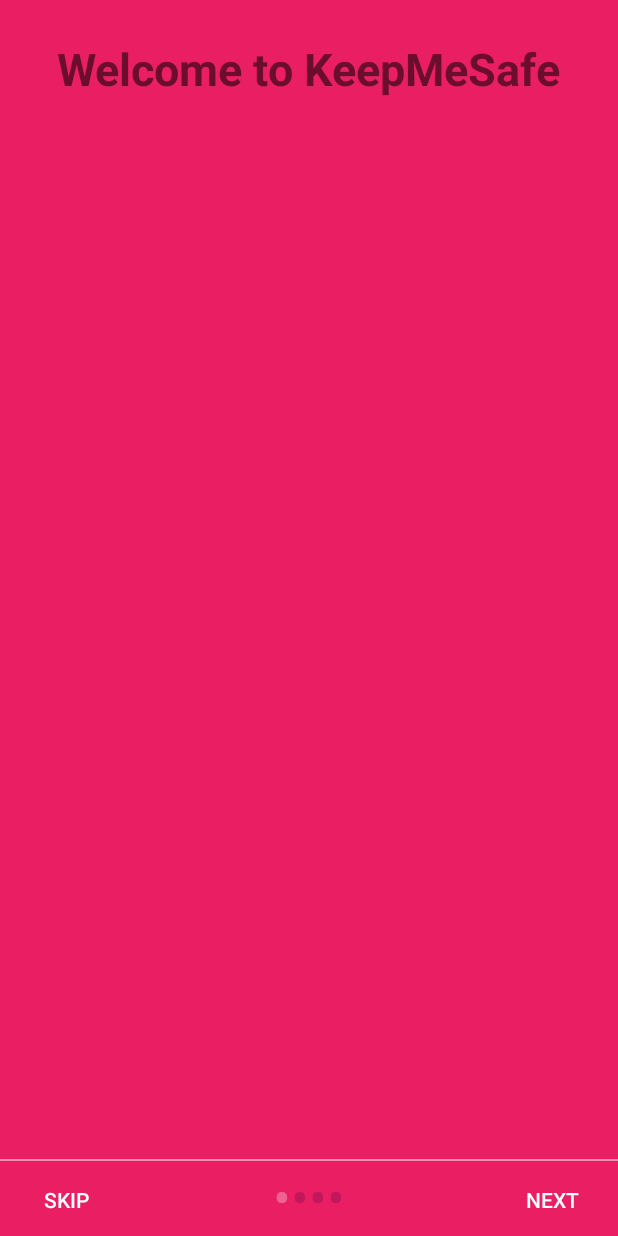
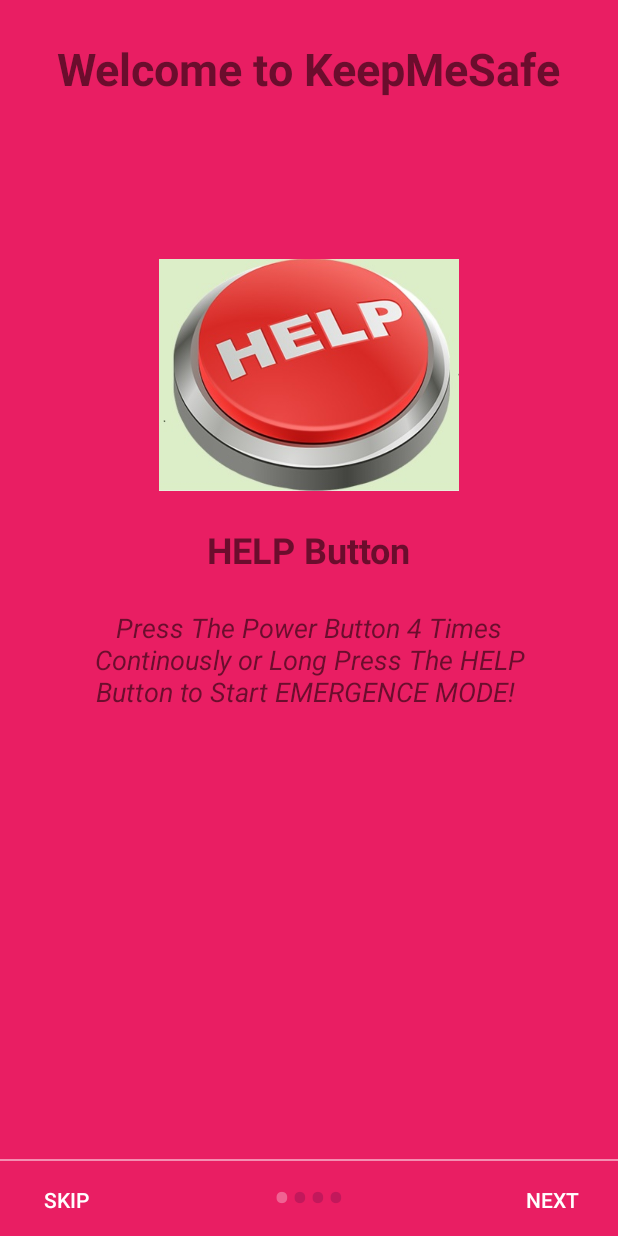
Before and after one commit to viveksvdy2014/KeepMeSafe, an Android app: the screen it shows after launch (Welcome_Activity), on a phone screen of 412 x 824 dp. Run offline under Robolectric (Android 15) with nearby library versions, the phone set to English and light mode, and no system bars.

Commit message:
Added power button shortcut

```diff
--- a/app/src/main/java/com/speedyapps/keepyousafe/MainActivity.java
+++ b/app/src/main/java/com/speedyapps/keepyousafe/MainActivity.java
@@ -41,6 +41,8 @@ public class MainActivity extends AppCompatActivity {
         super.onCreate(savedInstanceState);
         setContentView(R.layout.activity_main);
         maps=new MapsActivity();
+        Intent power_service = new Intent(MainActivity.this,PowerButtonReceiver.class);
+        startService(power_service);
         firsttime = this.getSharedPreferences("firsttimecheck",MODE_PRIVATE);
         SharedPreferences.Editor editor = firsttime.edit();
         settings=getSharedPreferences("settings",MODE_PRIVATE);
@@ -63,6 +65,7 @@ public class MainActivity extends AppCompatActivity {
         ImageButton help = (ImageButton)findViewById(R.id.helpButton);
         help.setOnLongClickListener(new View.OnLongClickListener(){
             public boolean onLongClick(View v){
+                intent.putExtra("context","0");
                 backCount=0;
                 startActivity(intent);
                 finish();
--- a/app/src/main/java/com/speedyapps/keepyousafe/MapsActivity.java
+++ b/app/src/main/java/com/speedyapps/keepyousafe/MapsActivity.java
@@ -86,6 +86,7 @@ public class MapsActivity extends FragmentActivity implements OnMapReadyCallback
     public void onBackPressed() {
         Intent main = new Intent(MapsActivity.this,MainActivity.class);
         startActivity(main);
+        finish();
     }
 
 
--- a/app/src/main/res/layout/welcome_side1.xml
+++ b/app/src/main/res/layout/welcome_side1.xml
@@ -1,5 +1,6 @@
 <?xml version="1.0" encoding="utf-8"?>
 <RelativeLayout xmlns:android="http://schemas.android.com/apk/res/android"
+    xmlns:app="http://schemas.android.com/apk/res-auto"
     android:orientation="vertical" android:layout_width="match_parent"
     android:background="@color/bg_screen1"
     android:layout_height="match_parent">
@@ -16,4 +17,35 @@
         android:textStyle="bold"
         android:layout_alignParentTop="true"
         android:layout_centerHorizontal="true" />
+
+    <ImageView
+        android:id="@+id/imageView7"
+        android:layout_width="200dp"
+        android:layout_height="200dp"
+        android:src="@drawable/help3"
+        android:layout_below="@+id/textView4"
+        android:layout_centerHorizontal="true"
+        android:layout_marginTop="84dp" />
+
+    <TextView
+        android:id="@+id/textView13"
+        android:layout_width="wrap_content"
+        android:layout_height="wrap_content"
+        android:layout_below="@+id/imageView7"
+        android:layout_centerHorizontal="true"
+        android:text="HELP Button"
+        android:textSize="24sp"
+        android:textStyle="bold" />
+
+    <TextView
+        android:id="@+id/textView14"
+        android:layout_width="300dp"
+        android:layout_height="wrap_content"
+        android:layout_below="@+id/textView13"
+        android:layout_centerHorizontal="true"
+        android:layout_marginTop="23dp"
+        android:text="Press The Power Button 4 Times Continously or Long Press The HELP Button to Start EMERGENCE MODE! "
+        android:textAlignment="center"
+        android:textSize="18sp"
+        android:textStyle="italic" />
 </RelativeLayout>
--- a/app/src/main/res/layout/welcome_side2.xml
+++ b/app/src/main/res/layout/welcome_side2.xml
@@ -9,7 +9,7 @@
         android:id="@+id/imageView"
         android:layout_width="150dp"
         android:layout_height="150dp"
-        android:layout_marginTop="90dp"
+        android:layout_marginTop="161dp"
         android:src="@drawable/pin_icon"
         android:layout_alignParentTop="true"
         android:layout_centerHorizontal="true" />
--- a/app/src/main/res/layout/welcome_side3.xml
+++ b/app/src/main/res/layout/welcome_side3.xml
@@ -10,11 +10,11 @@
         android:id="@+id/imageView5"
         android:layout_width="200dp"
         android:layout_height="wrap_content"
-        android:layout_marginTop="97dp"
         android:src="@drawable/dualsim"
         android:layout_alignParentTop="true"
         android:layout_alignLeft="@+id/textView2"
-        android:layout_alignStart="@+id/textView2" />
+        android:layout_alignStart="@+id/textView2"
+        android:layout_marginTop="149dp" />
 
     <TextView
         android:id="@+id/textView2"
```
Also changed, not shown: app/src/main/AndroidManifest.xml (+10 -2 lines), app/src/main/java/com/speedyapps/keepyousafe/PowerButtonReceiver.java (added, +37 -0 lines), app/src/main/java/com/speedyapps/keepyousafe/SMSManager.java (+21 -11 lines), app/src/main/java/com/speedyapps/keepyousafe/Settings.java (+10 -1 lines), app/src/main/java/com/speedyapps/keepyousafe/confirmationScreen.java (+15 -11 lines), app/src/main/java/com/speedyapps/keepyousafe/power_receiver.java (added, +46 -0 lines).
